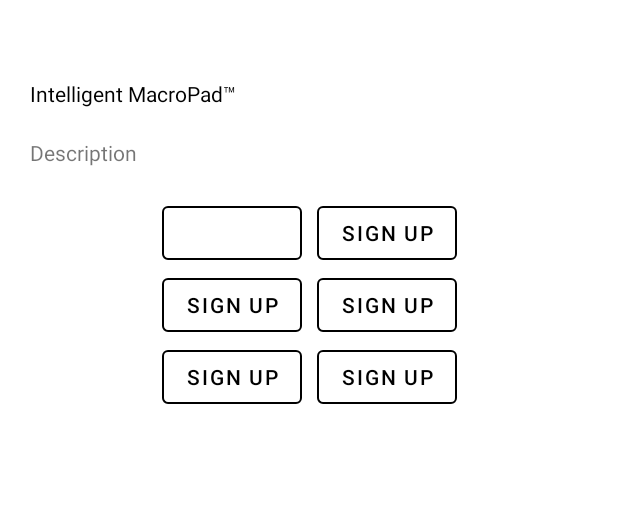
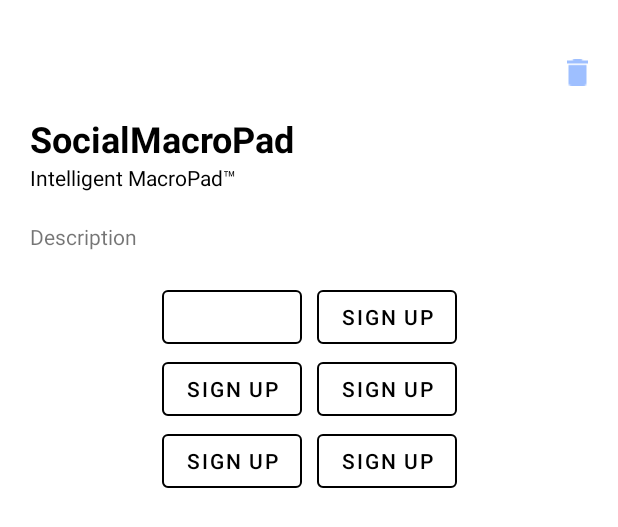
Before and after one commit to memoriasIT/SocialMacroPad, an Android app: the layout item_saved.xml on its own in the app's theme, with its tools: preview values and no code run, on a phone screen of 412 x 824 dp. Shown: the top 527 px of the screen. Run offline under Robolectric (Android 15) with nearby library versions, the light colour scheme and no system bars.

Commit message:
delete savedPads with dialog confirmation

```diff
--- a/app/src/main/java/com/example/socialmacropad/util/MacroPadAdapterDiscover.java
+++ b/app/src/main/java/com/example/socialmacropad/util/MacroPadAdapterDiscover.java
@@ -51,7 +51,7 @@ public class MacroPadAdapterDiscover extends ArrayAdapter<MacroPad> {
         name.setText(currentPad.getName());
 
         TextView user = (TextView) listItem.findViewById(R.id.txtUser);
-        user.setText(currentPad.getCreatorUser());
+        user.setText("@"+currentPad.getCreatorUser());
 
         TextView description = (TextView) listItem.findViewById(R.id.txtDescription);
         description.setText(currentPad.getDescription());
@@ -101,7 +101,7 @@ public class MacroPadAdapterDiscover extends ArrayAdapter<MacroPad> {
         Log.d(TAG, String.valueOf(data));
 
         String UserID = FirebaseAuth.getInstance().getUid();
-        FirebaseFirestore.getInstance().collection("users").document(UserID).collection("savedPads").add(data);
+        FirebaseFirestore.getInstance().collection("users").document(UserID).collection("savedPads").document(currentPad.getPadId()).set(data);
     }
 
 
--- a/app/src/main/res/layout/fragment_home.xml
+++ b/app/src/main/res/layout/fragment_home.xml
@@ -9,6 +9,7 @@
     <LinearLayout
         android:layout_width="352dp"
         android:layout_height="677dp"
+        android:layout_marginTop="24dp"
         android:orientation="vertical"
         app:layout_constraintBottom_toBottomOf="parent"
         app:layout_constraintEnd_toEndOf="parent"
--- a/app/src/main/res/layout/item_discover.xml
+++ b/app/src/main/res/layout/item_discover.xml
@@ -171,7 +171,8 @@
                     android:layout_height="wrap_content"
                     android:layout_weight="50"
                     android:text="@string/default_saves"
-                    android:textAlignment="center" />
+                    android:textAlignment="center"
+                    android:visibility="invisible" />
 
                 <Space
                     android:layout_width="20dp"
--- a/app/src/main/res/layout/item_saved.xml
+++ b/app/src/main/res/layout/item_saved.xml
@@ -2,6 +2,7 @@
 <androidx.constraintlayout.widget.ConstraintLayout
     xmlns:android="http://schemas.android.com/apk/res/android"
     xmlns:app="http://schemas.android.com/apk/res-auto"
+    xmlns:tools="http://schemas.android.com/tools"
     android:layout_width="match_parent"
     android:layout_height="match_parent">
 
@@ -16,10 +17,33 @@
         app:layout_constraintTop_toTopOf="parent">
 
 
+        <LinearLayout
+            android:layout_width="match_parent"
+            android:layout_height="wrap_content"
+            android:orientation="horizontal">
+
+            <androidx.constraintlayout.widget.ConstraintLayout
+                android:layout_width="match_parent"
+                android:layout_height="wrap_content"
+                android:layout_weight="1">
+
+                <ImageButton
+                    android:id="@+id/delete"
+                    android:layout_width="wrap_content"
+                    android:layout_height="56dp"
+                    android:layout_weight="1"
+                    android:background="@null"
+                    app:layout_constraintEnd_toEndOf="parent"
+                    app:srcCompat="@drawable/delete" />
+            </androidx.constraintlayout.widget.ConstraintLayout>
+
+        </LinearLayout>
+
         <TextView
             android:id="@+id/txtPadName"
-            android:layout_width="match_parent"
+            android:layout_width="wrap_content"
             android:layout_height="wrap_content"
+            android:text="@string/app_name"
             android:textColor="#000000"
             android:textSize="24sp"
             android:textStyle="bold" />
```
Also changed, not shown: app/src/main/java/com/example/socialmacropad/ui/saved/SavedFragment.java (+7 -0 lines), app/src/main/java/com/example/socialmacropad/util/MacroPadAdapterSaved.java (+44 -3 lines).
